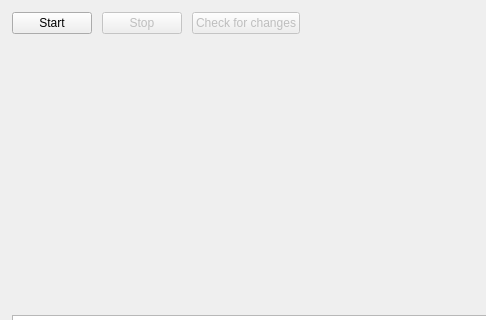
The window that hsync_desktop/ui/main_window.ui (albertsdk/hsync-desktop) describes before a commit, drawn with Qt 5; both pictures show x 0 to 486 and y 0 to 320 of the 1000 by 700 pixel window.
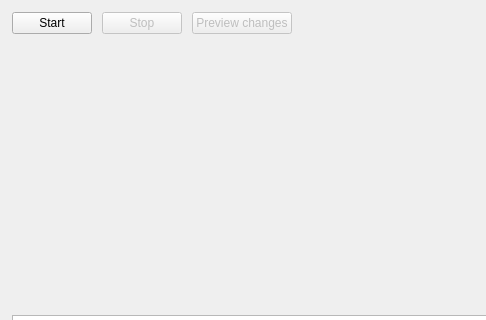
The same window after the commit.

Commit message:
feat(ui): unify preview and check into one always-available action
- one entry point (menu, F5/Ctrl+Shift+P, action bar, tray) dispatching on the run state: dry-run when stopped, PREVIEW on the live engine when running

- the pending sync-state label is clickable and opens the plan

- comparison wording and message keys aligned; tray state handed over after attach; docs and wiki updated

```diff
--- a/hsync_desktop/ui/main_window.ui
+++ b/hsync_desktop/ui/main_window.ui
@@ -67,7 +67,7 @@
          <bool>false</bool>
         </property>
         <property name="text">
-         <string>Check for changes</string>
+         <string>Preview changes</string>
         </property>
        </widget>
       </item>
```
Left out of the diff: 2 changed lines with no effect on the pictures. The commit also changes 27 other files.
